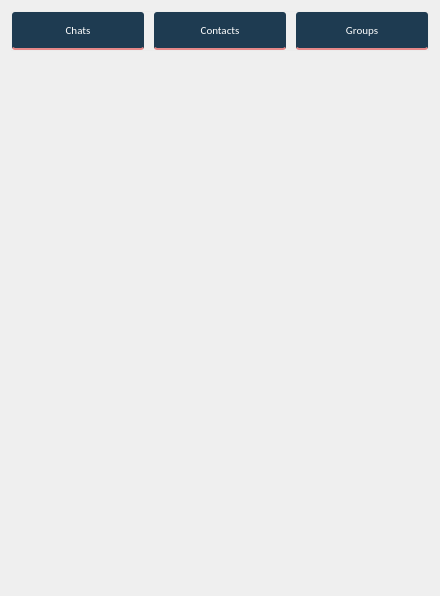
Qt form production/view/message_template_sidebar.ui (ashutosh7561/team-management) before a commit.
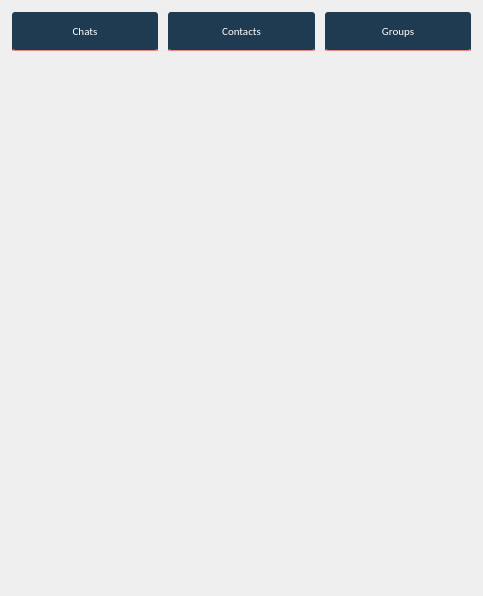
The same form after that commit.

Commit message:
Add and update ui files for chat box
Added scrollable list and feed proxy data inside
message_template_sidebar.ui.
Created chat_box_template.ui which contains template for the main
chatting box including the group/chat heading, chat history, input field
and other action buttons (settings, group info, members, ...).
Added the chat_box_template inside main message_template but binding it
to buttons (inside the groups list) is yet to be implemented.

What changed in the file:
```diff
--- a/production/view/message_template_sidebar.ui
+++ b/production/view/message_template_sidebar.ui
@@ -6,7 +6,7 @@
    <rect>
     <x>0</x>
     <y>0</y>
-    <width>440</width>
+    <width>483</width>
     <height>596</height>
    </rect>
   </property>
@@ -28,6 +28,12 @@
   <layout class="QVBoxLayout" name="verticalLayout">
    <item>
     <widget class="QFrame" name="frame_59">
+     <property name="sizePolicy">
+      <sizepolicy hsizetype="Preferred" vsizetype="Maximum">
+       <horstretch>0</horstretch>
+       <verstretch>0</verstretch>
+      </sizepolicy>
+     </property>
      <property name="maximumSize">
       <size>
        <width>16777215</width>
@@ -70,7 +76,7 @@
         <property name="minimumSize">
          <size>
           <width>50</width>
-          <height>20</height>
+          <height>40</height>
          </size>
         </property>
         <property name="font">
@@ -110,7 +116,7 @@
         <property name="minimumSize">
          <size>
           <width>50</width>
-          <height>20</height>
+          <height>40</height>
          </size>
         </property>
         <property name="font">
@@ -150,7 +156,13 @@
         <property name="minimumSize">
          <size>
           <width>50</width>
-          <height>20</height>
+          <height>40</height>
+         </size>
+        </property>
+        <property name="maximumSize">
+         <size>
+          <width>16777215</width>
+          <height>16777215</height>
          </size>
         </property>
         <property name="font">
@@ -195,7 +207,7 @@
        <number>0</number>
       </property>
       <property name="topMargin">
-       <number>0</number>
+       <number>25</number>
       </property>
       <property name="rightMargin">
        <number>0</number>
@@ -203,6 +215,29 @@
       <property name="bottomMargin">
        <number>0</number>
       </property>
+      <item>
+       <widget class="QScrollArea" name="chat_list">
+        <property name="frameShape">
+         <enum>QFrame::NoFrame</enum>
+        </property>
+        <property name="frameShadow">
+         <enum>QFrame::Plain</enum>
+        </property>
+        <property name="widgetResizable">
+         <bool>true</bool>
+        </property>
+        <widget class="QWidget" name="scrollAreaWidgetContents">
+         <property name="geometry">
+          <rect>
+           <x>0</x>
+           <y>0</y>
+           <width>461</width>
+           <height>502</height>
+          </rect>
+         </property>
+        </widget>
+       </widget>
+      </item>
      </layout>
     </widget>
    </item>
```
The commit also changes 4 other files.
